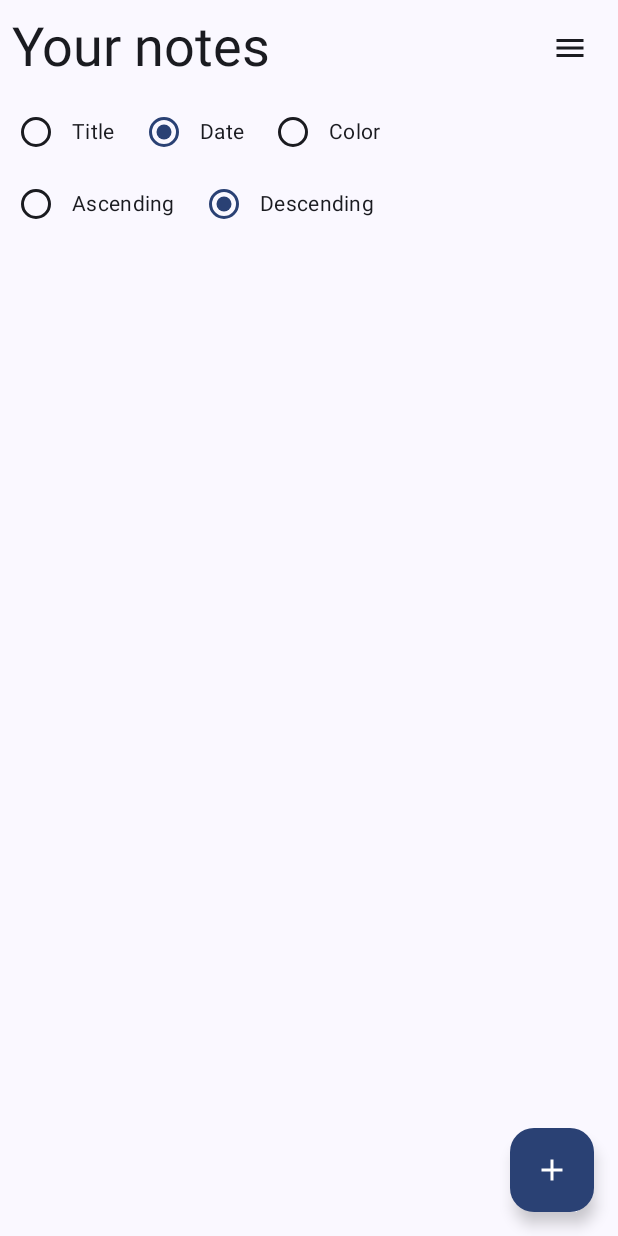
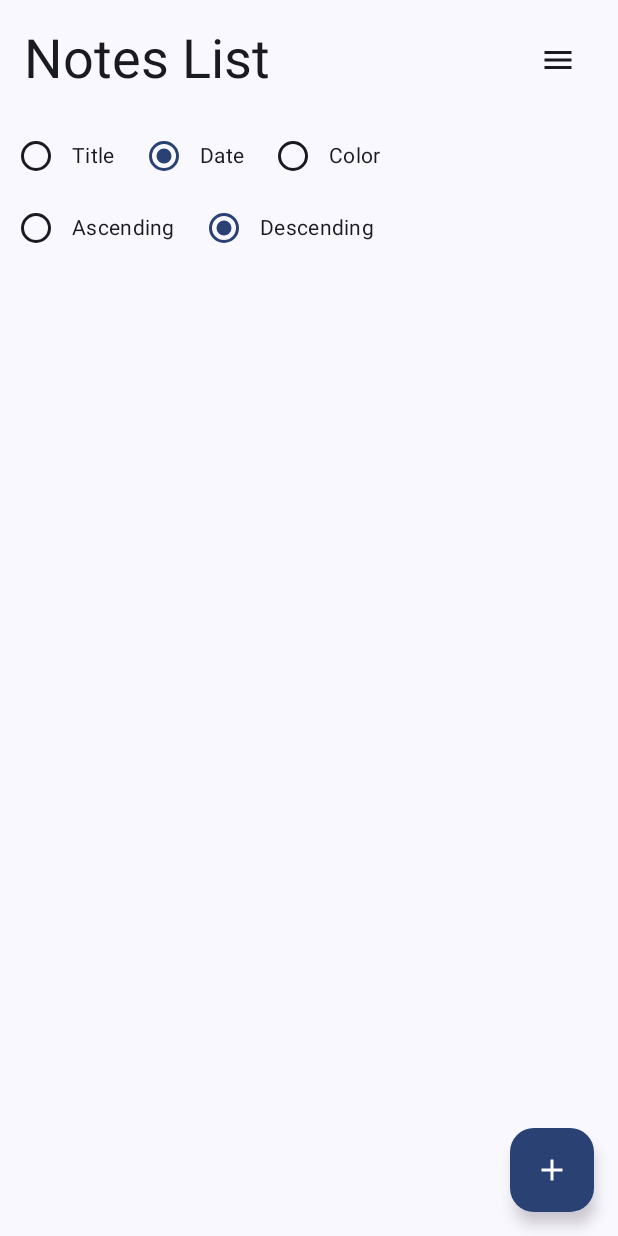
Before and after one commit to bayutb/YNNotes, an Android app built with Jetpack Compose: the screen it shows after launch (MainActivity), after a tap on "Menu", on a phone screen of 412 x 824 dp. Run offline under Robolectric (Android 15) with nearby library versions, the phone set to English and light mode, and no system bars; our stand-ins replace Dagger/Hilt's generated code, Room's generated code.

Commit message:
Increase UI UX

```diff
--- a/app/src/main/java/com/bayutb/ynnotes/feature_note/presentation/notes/NotesScreen.kt
+++ b/app/src/main/java/com/bayutb/ynnotes/feature_note/presentation/notes/NotesScreen.kt
@@ -1,8 +1,12 @@
 package com.bayutb.ynnotes.feature_note.presentation.notes
 
 import androidx.compose.animation.AnimatedVisibility
+import androidx.compose.animation.EnterTransition
+import androidx.compose.animation.core.FiniteAnimationSpec
+import androidx.compose.animation.expandVertically
 import androidx.compose.animation.fadeIn
 import androidx.compose.animation.fadeOut
+import androidx.compose.animation.shrinkVertically
 import androidx.compose.animation.slideInVertically
 import androidx.compose.animation.slideOutVertically
 import androidx.compose.foundation.clickable
@@ -15,7 +19,6 @@ import androidx.compose.foundation.layout.fillMaxSize
 import androidx.compose.foundation.layout.fillMaxWidth
 import androidx.compose.foundation.layout.height
 import androidx.compose.foundation.layout.padding
-import androidx.compose.foundation.layout.width
 import androidx.compose.foundation.lazy.LazyColumn
 import androidx.compose.foundation.lazy.items
 import androidx.compose.material.icons.Icons
@@ -36,9 +39,11 @@ import androidx.compose.runtime.remember
 import androidx.compose.runtime.rememberCoroutineScope
 import androidx.compose.ui.Alignment
 import androidx.compose.ui.Modifier
+import androidx.compose.ui.res.stringResource
 import androidx.compose.ui.unit.dp
 import androidx.hilt.navigation.compose.hiltViewModel
 import androidx.navigation.NavController
+import com.bayutb.ynnotes.R
 import com.bayutb.ynnotes.feature_note.presentation.notes.components.NoteItem
 import com.bayutb.ynnotes.feature_note.presentation.notes.components.OrderSection
 import com.bayutb.ynnotes.feature_note.presentation.utils.Screen
@@ -54,6 +59,10 @@ fun NotesScreen(
     val state = viewModel.state.value
     val snackbarHostState = remember { SnackbarHostState() }
     val scope = rememberCoroutineScope()
+    val snackBar = SnackBarElements(
+        stringResource(id = R.string.sb_note_deleted),
+        stringResource(R.string.sb_action_undo)
+    )
 
     Scaffold(
         floatingActionButton = {
@@ -73,12 +82,12 @@ fun NotesScreen(
             Row(
                 modifier = modifier
                     .fillMaxWidth()
-                    .padding(horizontal = 8.dp, vertical = 8.dp),
+                    .padding(horizontal = 16.dp, vertical = 16.dp),
                 horizontalArrangement = Arrangement.SpaceBetween,
                 verticalAlignment = Alignment.CenterVertically
             ) {
                 Text(
-                    text = "Your notes",
+                    text = stringResource(R.string.notes_list),
                     style = MaterialTheme.typography.displaySmall
                 )
                 IconButton(onClick = {
@@ -90,8 +99,8 @@ fun NotesScreen(
 
             AnimatedVisibility(
                 visible = state.isOrderSectionVisible,
-                enter = fadeIn() + slideInVertically(),
-                exit = fadeOut() + slideOutVertically()
+                enter = expandVertically(),
+                exit = shrinkVertically()
             ) {
                 OrderSection(
                     modifier = modifier
@@ -105,8 +114,12 @@ fun NotesScreen(
 
             Spacer(modifier = Modifier.height(16.dp))
 
-            LazyColumn(modifier = Modifier.fillMaxSize(), contentPadding = PaddingValues(16.dp), verticalArrangement = Arrangement.spacedBy(8.dp)) {
-                items(state.notes) {note ->
+            LazyColumn(
+                modifier = Modifier.fillMaxSize(),
+                contentPadding = PaddingValues(16.dp),
+                verticalArrangement = Arrangement.spacedBy(8.dp)
+            ) {
+                items(state.notes) { note ->
                     NoteItem(note = note, modifier = modifier
                         .fillMaxWidth()
                         .clickable {
@@ -115,8 +128,8 @@ fun NotesScreen(
                         viewModel.onEvent(NotesEvent.DeleteNote(note))
                         scope.launch {
                             val result = snackbarHostState.showSnackbar(
-                                message = "Note deleted",
-                                actionLabel = "Undo"
+                                message = snackBar.msg,
+                                actionLabel = snackBar.undo
                             )
                             if (result == SnackbarResult.ActionPerformed) {
                                 viewModel.onEvent(NotesEvent.RestoreNote)
--- /dev/null
+++ b/app/src/main/java/com/bayutb/ynnotes/feature_note/presentation/notes/SnackBarElements.kt
@@ -0,0 +1,6 @@
+package com.bayutb.ynnotes.feature_note.presentation.notes
+
+data class SnackBarElements(
+    val msg: String,
+    val undo: String
+)
--- a/app/src/main/java/com/bayutb/ynnotes/feature_note/presentation/notes/components/DefaultRadioButton.kt
+++ b/app/src/main/java/com/bayutb/ynnotes/feature_note/presentation/notes/components/DefaultRadioButton.kt
@@ -1,8 +1,6 @@
 package com.bayutb.ynnotes.feature_note.presentation.notes.components
 
 import androidx.compose.foundation.layout.Row
-import androidx.compose.foundation.layout.Spacer
-import androidx.compose.foundation.layout.width
 import androidx.compose.material3.MaterialTheme
 import androidx.compose.material3.RadioButton
 import androidx.compose.material3.RadioButtonDefaults
@@ -10,7 +8,6 @@ import androidx.compose.material3.Text
 import androidx.compose.runtime.Composable
 import androidx.compose.ui.Alignment
 import androidx.compose.ui.Modifier
-import androidx.compose.ui.unit.dp
 
 @Composable
 fun DefaultRadioButton(
--- a/app/src/main/res/values/strings.xml
+++ b/app/src/main/res/values/strings.xml
@@ -1,3 +1,6 @@
 <resources>
     <string name="app_name">YN Notes</string>
+    <string name="notes_list">Notes List</string>
+    <string name="sb_note_deleted">Note deleted</string>
+    <string name="sb_action_undo">Undo</string>
 </resources>
```
Also changed, not shown: app/src/main/java/com/bayutb/ynnotes/feature_note/presentation/notes/components/NoteItem.kt (+6 -4 lines).
